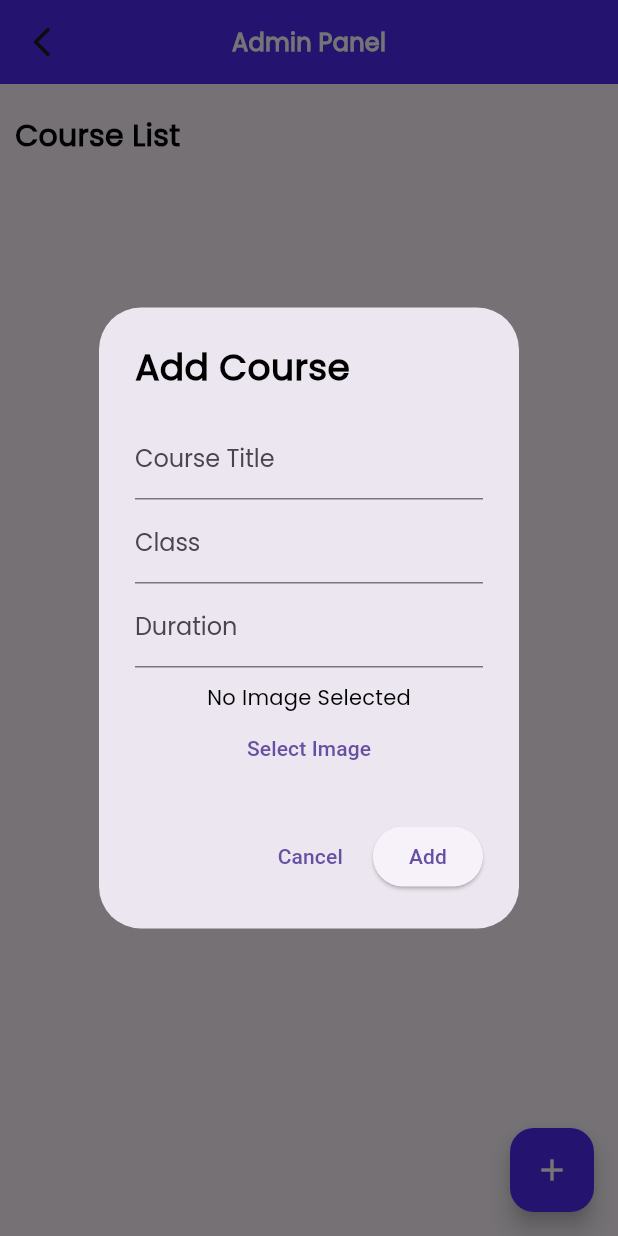
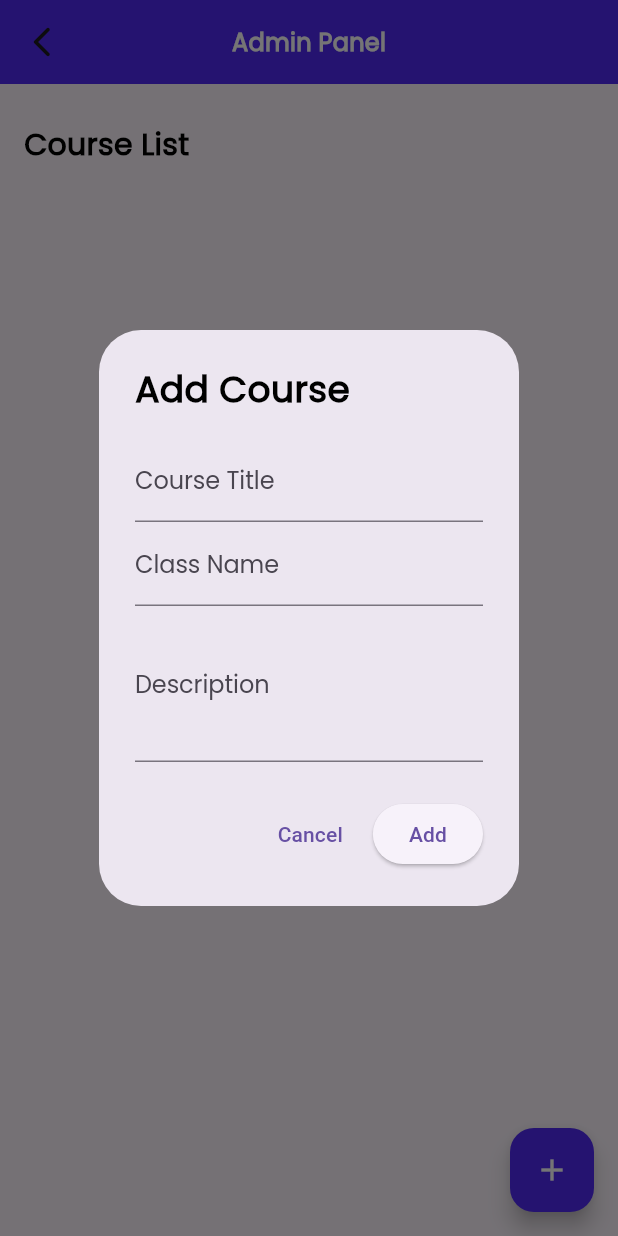
Before and after one commit to VSI0N/ACADEMe, a Flutter app: the CourseManagementScreen screen opened directly, after a tap on the "add" icon, on a phone screen of 412 x 824 dp. Run offline on Flutter 3.47's test engine with Material 3 defaults, Android fonts, the phone set to English and light mode, and no system bars; our stand-ins replace cloud_firestore, file_picker, firebase_auth, firebase_core, flutter_secure_storage, google_sign_in and 5 more; missing offline and left inert: record; accounts and stored records are empty; network calls fail.

Commit message:
Connected Courses and Topics of Admin Panel to Backend

```diff
--- a/ACADEMe-frontend/lib/home/admin_panel/courses.dart
+++ b/ACADEMe-frontend/lib/home/admin_panel/courses.dart
@@ -1,11 +1,9 @@
-import 'package:ACADEMe/home/admin_panel/topic.dart';
+import 'dart:convert';
 import 'package:flutter/material.dart';
-import 'package:ACADEMe/academe_theme.dart';
-import 'package:image_picker/image_picker.dart';
-import 'dart:io';
-import '../../utils/theme/custom_themes/course_theme.dart';
-import 'package:shared_preferences/shared_preferences.dart';
-import 'dart:convert';
+import 'package:http/http.dart' as http;
+import 'package:flutter_secure_storage/flutter_secure_storage.dart';
+import '../../academe_theme.dart';
+import 'topic.dart';
 
 class CourseManagementScreen extends StatefulWidget {
   @override
@@ -14,6 +12,7 @@ class CourseManagementScreen extends StatefulWidget {
 
 class _CourseManagementScreenState extends State<CourseManagementScreen> {
   List<Map<String, dynamic>> courses = [];
+  final _storage = FlutterSecureStorage();
 
   @override
   void initState() {
@@ -22,18 +21,33 @@ class _CourseManagementScreenState extends State<CourseManagementScreen> {
   }
 
   void _loadCourses() async {
-    SharedPreferences prefs = await SharedPreferences.getInstance();
-    String? coursesString = prefs.getString('courses');
-    if (coursesString != null) {
-      setState(() {
-        courses = List<Map<String, dynamic>>.from(json.decode(coursesString));
-      });
-    }
+    String? token = await _storage.read(key: "access_token");
+    if (token == null) {
+      print("No access token found");
+      return;
     }
 
-  void _saveCourses() async {
-    SharedPreferences prefs = await SharedPreferences.getInstance();
-    prefs.setString('courses', json.encode(courses));
+    final response = await http.get(
+      Uri.parse('http://10.0.2.2:8000/api/courses/'),
+      headers: {
+        "Authorization": "Bearer $token",
+        "Content-Type": "application/json",
+      },
+    );
+
+    if (response.statusCode == 200) {
+      List<dynamic> data = json.decode(response.body);
+      setState(() {
+        courses = data.map((item) => {
+          "id": item["id"].toString(),
+          "title": item["title"],
+          "class_name": item["class_name"],
+          "description": item["description"],
+        }).toList();
+      });
+    } else {
+      print("Failed to fetch courses: ${response.body}");
+    }
   }
 
   void _addCourse() {
@@ -42,20 +56,8 @@ class _CourseManagementScreenState extends State<CourseManagementScreen> {
       builder: (context) {
         final TextEditingController titleController = TextEditingController();
         final TextEditingController classController = TextEditingController();
-        final TextEditingController durationController = TextEditingController();
-        File? image;
+        final TextEditingController descriptionController = TextEditingController();
 
-        Future<void> pickImage() async {
-          final pickedFile = await ImagePicker().pickImage(source: ImageSource.gallery);
-          if (pickedFile != null) {
-            setState(() {
-              image = File(pickedFile.path);
-            });
-          }
-        }
-
-        return StatefulBuilder(
-          builder: (context, setDialogState) {
         return AlertDialog(
           title: Text("Add Course"),
           content: Column(
@@ -67,26 +69,12 @@ class _CourseManagementScreenState extends State<CourseManagementScreen> {
               ),
               TextField(
                 controller: classController,
-                    decoration: InputDecoration(labelText: "Class"),
+                decoration: InputDecoration(labelText: "Class Name"),
               ),
               TextField(
-                    controller: durationController,
-                    decoration: InputDecoration(labelText: "Duration"),
-                  ),
-                  SizedBox(height: 10),
-                  image == null
-                      ? Text("No Image Selected")
-                      : Image.file(image!, height: 90),
-                  TextButton(
-                    onPressed: () async {
-                      final pickedFile = await ImagePicker().pickImage(source: ImageSource.gallery);
-                      if (pickedFile != null) {
-                        setDialogState(() {
-                          image = File(pickedFile.path);
-                        });
-                      }
-                    },
-                    child: Text("Select Image"),
+                controller: descriptionController,
+                decoration: InputDecoration(labelText: "Description"),
+                maxLines: 3,
               ),
             ],
           ),
@@ -96,17 +84,32 @@ class _CourseManagementScreenState extends State<CourseManagementScreen> {
               child: Text("Cancel"),
             ),
             ElevatedButton(
-                  onPressed: () {
-                    setState(() {
-                      courses.add({
+              onPressed: () async {
+                String? token = await _storage.read(key: "access_token");
+                if (token == null) {
+                  print("No access token found");
+                  return;
+                }
+
+                final response = await http.post(
+                  Uri.parse('http://10.0.2.2:8000/api/courses/'),
+                  headers: {
+                    "Authorization": "Bearer $token",
+                    "Content-Type": "application/json",
+                  },
+                  body: json.encode({
                     "title": titleController.text,
-                        "duration": durationController.text,
-                        "class": classController.text,
-                        "image": image?.path ?? "assets/images/default.png",
-                      });
-                      _saveCourses();
-                    });
+                    "class_name": classController.text,
+                    "description": descriptionController.text,
+                  }),
+                );
+
+                if (response.statusCode == 200) {
+                  _loadCourses();
                   Navigator.pop(context);
+                } else {
+                  print("Failed to add course: ${response.body}");
+                }
               },
               child: Text("Add"),
             ),
@@ -114,15 +117,13 @@ class _CourseManagementScreenState extends State<CourseManagementScreen> {
         );
       },
     );
-      },
-    );
   }
 
-  void _navigateToTopics(String courseTitle) {
+  void _navigateToTopics(String courseId, String courseTitle) {
     Navigator.push(
       context,
       MaterialPageRoute(
-        builder: (context) => TopicScreen(courseTitle: courseTitle),
+        builder: (context) => TopicScreen(courseId: courseId, courseTitle: courseTitle),
       ),
     );
   }
@@ -136,7 +137,7 @@ class _CourseManagementScreenState extends State<CourseManagementScreen> {
         centerTitle: true,
       ),
       body: Padding(
-        padding: EdgeInsets.all(10),
+        padding: EdgeInsets.all(16.0),
         child: Column(
           children: [
             Padding(
@@ -150,18 +151,15 @@ class _CourseManagementScreenState extends State<CourseManagementScreen> {
               ),
             ),
             Expanded(
-              child: ListView.builder(
-                itemCount: courses.length,
-                itemBuilder: (context, index) {
-                  return ListTile(
-                    title: Text(courses[index]['title']),
-                    subtitle: Text("Class: ${courses[index]['class']}, Duration: ${courses[index]['duration']}"),
-                    leading: courses[index]['image'] != null
-                        ? Image.file(File(courses[index]['image']), height: 50, width: 50)
-                        : Icon(Icons.book),
-                    onTap: () => _navigateToTopics(courses[index]['title']),
-                  );
-                },
+              child: ListView(
+                children: courses.map((course) => Card(
+                  margin: EdgeInsets.only(bottom: 10),
+                  child: ListTile(
+                    title: Text(course["title"]!),
+                    subtitle: Text(course["description"]!),
+                    onTap: () => _navigateToTopics(course["id"]!, course["title"]!),
+                  ),
+                )).toList(),
               ),
             ),
           ],
```
Also changed, not shown: ACADEMe-frontend/lib/home/admin_panel/topic.dart (+67 -70 lines), 14 other files. Lines whose indentation alone changed are shown as unchanged.
